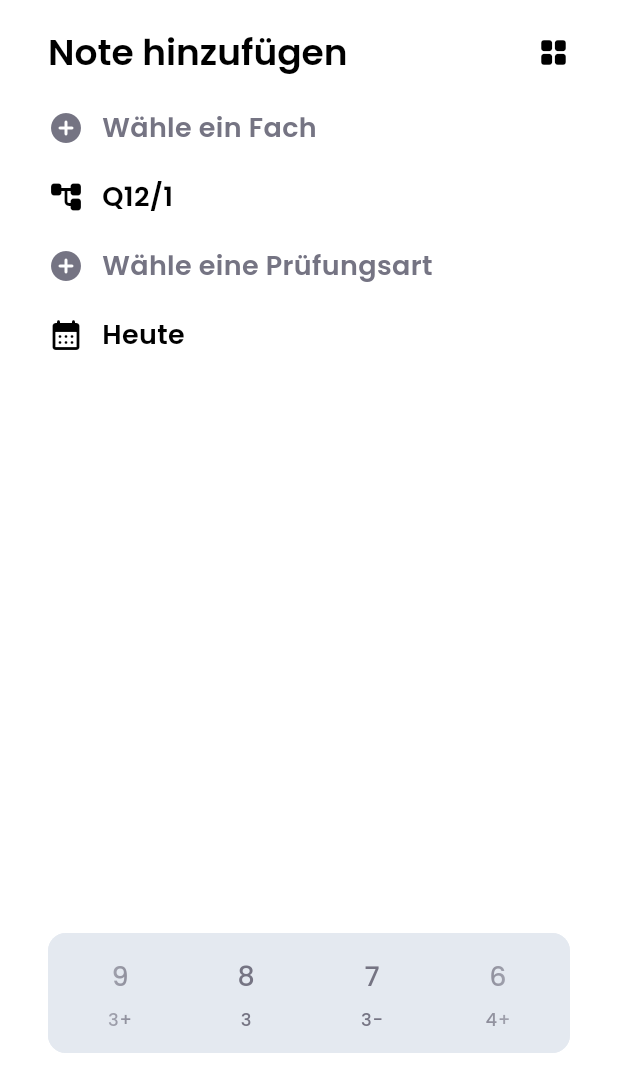
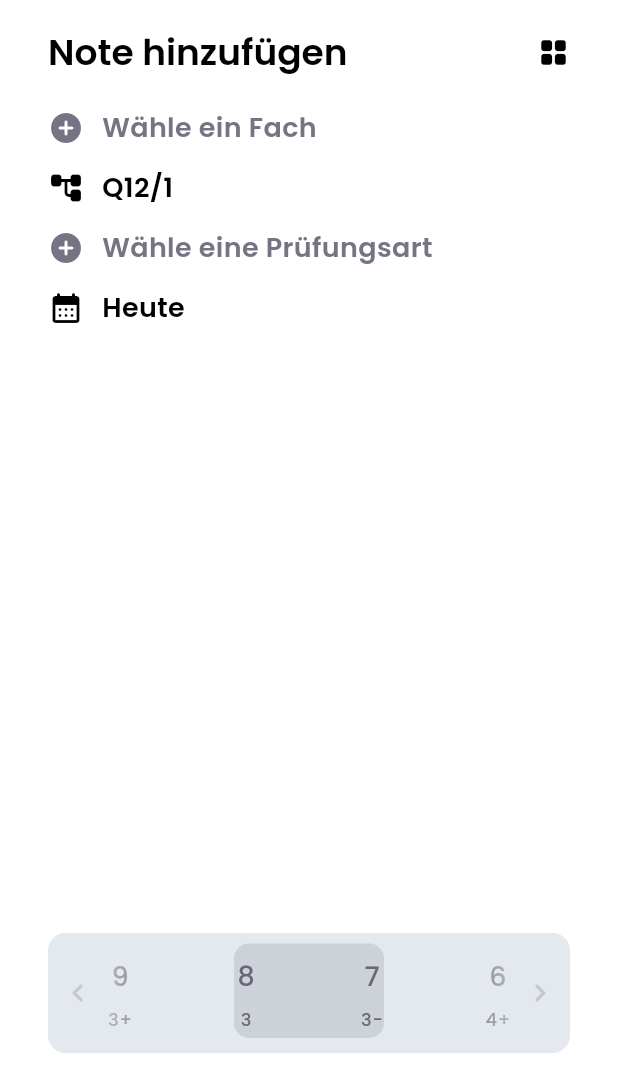
Before and after one commit to anweisen/G9, a Flutter app: the GradePage widget shown alone on an empty page, opened directly with empty values, after a tap on the "tune" icon, on a phone screen of 412 x 824 dp. Shown: the top 1092 px of the screen. Run offline on Flutter 3.47's test engine with Material 3 defaults, Android fonts, the phone set to English and light mode, and no system bars; our stand-ins replace flutter_svg, hive, hive_flutter; missing offline and left inert: bitsdojo_window; accounts and stored records are empty; generated files the repository leaves out were written again; statements that could not run were skipped.

Commit message:
feat: improve grade slider and display

```diff
--- a/lib/pages/grade.dart
+++ b/lib/pages/grade.dart
@@ -196,7 +196,7 @@ class _GradePageState extends State<GradePage> with AutomaticKeepAliveClientMixi
               ),
 
               // Semester
-              const SizedBox(height: 20),
+              const SizedBox(height: 14),
               SubpageTrigger(
                 createSubpage: () => SemesterSelectionPage(subject: _subject),
                 callback: (semester) {
@@ -211,7 +211,7 @@ class _GradePageState extends State<GradePage> with AutomaticKeepAliveClientMixi
 
               // GradeType
               // on subject/semester change: reset GradeType if needed
-              const SizedBox(height: 20),
+              const SizedBox(height: 14),
               SubpageTrigger(
                   createSubpage: () => GradeTypSelectionPage(semester: _semester, subject: _subject, originalType: _type),
                   callback: (type) => {
@@ -224,7 +224,7 @@ class _GradePageState extends State<GradePage> with AutomaticKeepAliveClientMixi
                           icon: Icon(Icons.label_rounded, color: theme.primaryColor, size: 24))),
 
               // Date
-              const SizedBox(height: 20),
+              const SizedBox(height: 14),
               if (_date == null)
                 const GradeOptionPlaceholder(text: "Wähle ein Datum")
               else
@@ -515,12 +515,12 @@ class SaveButton extends StatelessWidget {
           child: Container(
             decoration: BoxDecoration(borderRadius: BorderRadius.circular(10), color: theme.primaryColor),
             child: Padding(
-              padding: const EdgeInsets.symmetric(vertical: 10, horizontal: 20),
+              padding: const EdgeInsets.symmetric(vertical: 10, horizontal: 18),
               child: Row(
                 mainAxisAlignment: MainAxisAlignment.spaceBetween,
                 children: [
                   Text(text, style: theme.textTheme.labelMedium),
-                  Icon(icon, color: theme.textTheme.labelMedium?.color),
+                  Icon(icon, color: theme.textTheme.labelMedium?.color, size: 24),
                 ],
               ),
             ),
@@ -541,7 +541,7 @@ class GradeGrid extends StatelessWidget {
   Widget build(BuildContext context) {
     final theme = Theme.of(context);
     return SizedBox(
-      height: 4 * (26 + 10), // height + spacing*2
+      height: 4 * (28 + 10), // height + spacing*2
       child: Column(
           children: [
             for (int indexI = 0; indexI < 4; indexI++)
@@ -567,7 +567,7 @@ class GradeGrid extends StatelessWidget {
     final int grade = 15 - index;
     return Container(
       width: 48,
-      height: 26,
+      height: 28,
       decoration: BoxDecoration(
           borderRadius: BorderRadius.circular(8),
           color: selectedGrade == grade ? theme.primaryColor : theme.cardColor),
@@ -624,13 +624,15 @@ class _GradeSliderState extends State<GradeSlider> with SingleTickerProviderStat
     super.dispose();
   }
 
+  double _calculateTargetForGrade(int grade) {
+    return (grade + 1) / 16.0 - (1 / 16) / 2;
+  }
+
   void _handleDragUpdate(DragUpdateDetails details, BoxConstraints constraints) {
-    // _controller.value += (details.primaryDelta ?? 0) / constraints.maxWidth;
     _controller.value += (details.primaryDelta ?? 0) / 550;
-    print(_controller.value);
 
     for (int i = 0; i <= 15; i++) {
-      final target = (i + 1) / 16.0 - (1 / 16) / 2;
+      final target = _calculateTargetForGrade(i);
       final distance = (target - _controller.value).abs();
       if (distance < (1.0 / 16.0) / 2) {
         widget.onGradeChanged(i);
@@ -638,16 +640,41 @@ class _GradeSliderState extends State<GradeSlider> with SingleTickerProviderStat
     }
   }
 
-  void _handleDragEnd(DragEndDetails details) {
+  void _handleDragEnd(DragEndDetails details, BoxConstraints constraints) {
     for (int i = 0; i <= 15; i++) {
-      final target = (i + 1) / 16.0 - (1 / 16) / 2;
-      print("target $target");
-      final distance = (target - _controller.value ).abs();
+      final target = _calculateTargetForGrade(i);
+      final distance = (target - _controller.value - (details.velocity.pixelsPerSecond.dx / constraints.maxWidth / 16 / 2)).abs();
       if (distance < (1.0 / 16.0) / 2) {
         widget.onGradeChanged(i);
         _controller.animateTo(target, duration: const Duration(milliseconds: 300));
         return;
       }
+    }
+    if (_controller.value < _calculateTargetForGrade(0)) {
+      _controller.animateTo(_calculateTargetForGrade(0), duration: const Duration(milliseconds: 200));
+    }
+    if (_controller.value > _calculateTargetForGrade(15)) {
+      _controller.animateTo(_calculateTargetForGrade(15), duration: const Duration(milliseconds: 200));
+    }
+  }
+
+  void _handleTapDown(TapDownDetails details, BoxConstraints constraints) {
+    if (widget.grade == null) return;
+
+    final localPosition = details.localPosition;
+    final relativePosition = localPosition.dx / constraints.maxWidth;
+
+    if (relativePosition > 0.5 && widget.grade! > 0) {
+      _controller.animateTo(_calculateTargetForGrade(widget.grade! - 1), duration: const Duration(milliseconds: 150));
+      Future.delayed(const Duration(milliseconds: 75), () {
+        widget.onGradeChanged(widget.grade! - 1);
+      });
+    }
+    if (relativePosition < 0.5 && widget.grade! < 15) {
+      _controller.animateTo(_calculateTargetForGrade(widget.grade! + 1), duration: const Duration(milliseconds: 150));
+      Future.delayed(const Duration(milliseconds: 75), () {
+        widget.onGradeChanged(widget.grade! + 1);
+      });
     }
   }
 
@@ -657,7 +684,8 @@ class _GradeSliderState extends State<GradeSlider> with SingleTickerProviderStat
     return LayoutBuilder(
       builder: (context, constraints) => GestureDetector(
           onHorizontalDragUpdate: (details) => _handleDragUpdate(details, constraints),
-          onHorizontalDragEnd: _handleDragEnd,
+          onHorizontalDragEnd: (details) => _handleDragEnd(details, constraints),
+          onTapDown: (details) => _handleTapDown(details, constraints),
           child: Container(
             width: constraints.maxWidth,
             height: 80,
@@ -681,7 +709,7 @@ class _GradeSliderState extends State<GradeSlider> with SingleTickerProviderStat
                             child: Row(
                               mainAxisAlignment: MainAxisAlignment.spaceBetween,
                               children: [
-                                for (int i = 0; i <= 15; i++)
+                                for (int i = 15; i >= 0; i--)
                                   Column(
                                     mainAxisAlignment: MainAxisAlignment.center,
                                     children: [
@@ -691,15 +719,15 @@ class _GradeSliderState extends State<GradeSlider> with SingleTickerProviderStat
                                         height: 28,
                                         decoration: BoxDecoration(
                                           borderRadius: BorderRadius.circular(6),
-                                          color: (widget.grade == (15 - i)) ? theme.primaryColor : Colors.transparent,
+                                          color: (widget.grade == i) ? theme.primaryColor : Colors.transparent,
                                         ),
-                                        child: Text((15 - i).toString(),
-                                          style: (widget.grade == (15 - i)) ? theme.textTheme.labelMedium : theme.textTheme.labelSmall,
+                                        child: Text(i.toString(),
+                                          style: (widget.grade == i) ? theme.textTheme.labelMedium : theme.textTheme.labelSmall,
                                           textAlign: TextAlign.center,
                                         )
                                       ),
                                       const SizedBox(height: 8),
-                                      Text(SemesterResult.getDefaultGradeForPoints(15 - i),
+                                      Text(SemesterResult.getDefaultGradeForPoints(i),
                                         style: theme.textTheme.bodySmall,
                                         textAlign: TextAlign.center,
                                       )
@@ -713,19 +741,42 @@ class _GradeSliderState extends State<GradeSlider> with SingleTickerProviderStat
                   ),
                 ),
 
+                Transform.translate(
+                  offset: Offset(constraints.maxWidth / 2 - 50, 7),
+                  child: Container(
+                    width: 100,
+                    height: 63,
+                    decoration: BoxDecoration(
+                      borderRadius: BorderRadius.circular(10),
+                      color: theme.primaryColor.withOpacity(0.1),
+                    ),
+                  ),
+                ),
+
                 Container(
                   decoration: BoxDecoration(
                       borderRadius: BorderRadius.circular(12),
                       gradient: LinearGradient(
                           colors: [
                             theme.dividerColor,
+                            theme.dividerColor,
                             theme.dividerColor.withOpacity(0),
                             theme.dividerColor.withOpacity(0),
                             theme.dividerColor,
+                            theme.dividerColor,
                           ],
-                          stops: const [0.0, 0.2, 0.8, 1.0]
+                          stops: const [0.0, 0.05, 0.2, 0.8, 0.95, 1.0]
                       )
                   ),
+                ),
+
+                Transform.translate(
+                  offset: const Offset(8, 40 - 24/2),
+                  child: Icon(Icons.chevron_left_rounded, color: theme.shadowColor, size: 24,),
+                ),
+                Transform.translate(
+                  offset: Offset(constraints.maxWidth - 24 - 8, 40 - 24/2),
+                  child: Icon(Icons.chevron_right_rounded, color: theme.shadowColor, size: 24,),
                 ),
               ],
             ),
```
